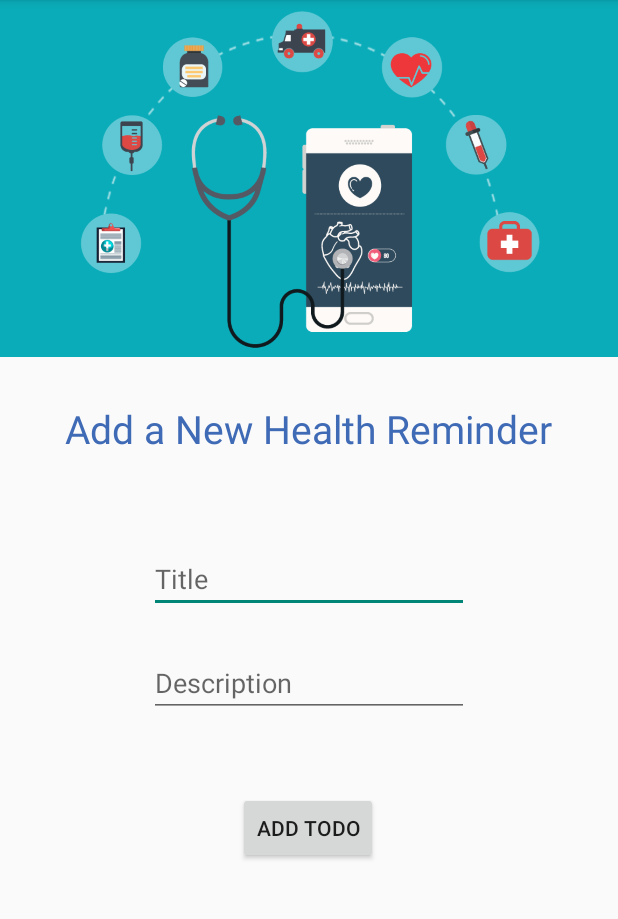
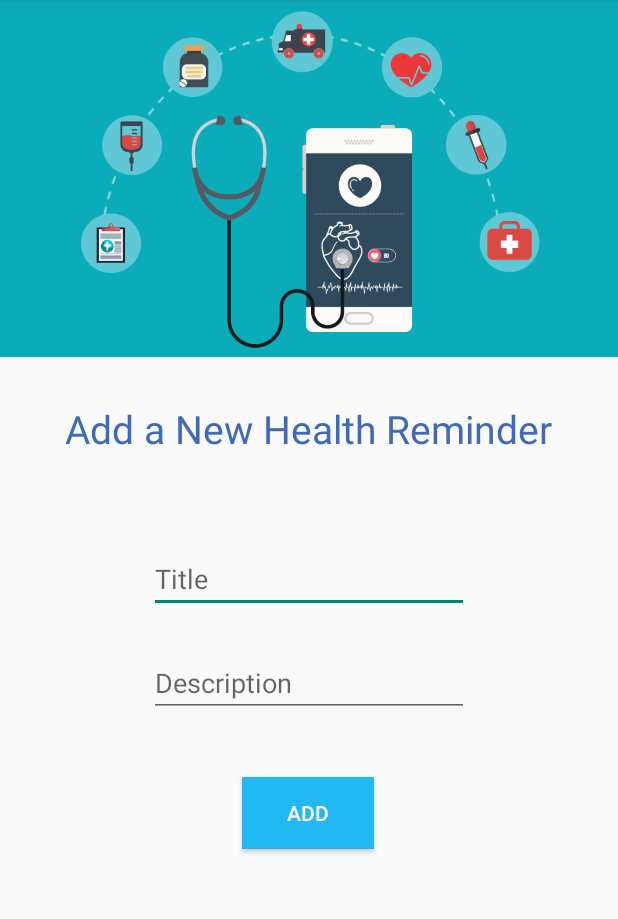
Before and after one commit to VenuraHapugala/EaseAssistantApp, an Android app: the AddToDoHealth screen opened directly, with no data from a screen before it, on a phone screen of 412 x 824 dp, the part 84-1003 px from its top. Run offline under Robolectric (Android 15) with nearby library versions, the phone set to English and light mode, and no system bars.

Commit message:
Add to do xml page changes -venura

```diff
--- a/app/src/main/res/layout/activity_add_to_do_health.xml
+++ b/app/src/main/res/layout/activity_add_to_do_health.xml
@@ -58,8 +58,10 @@
         android:id="@+id/buttonAddh"
         android:layout_width="wrap_content"
         android:layout_height="wrap_content"
-        android:layout_marginTop="50dp"
-        android:text="Add ToDo"
+        android:layout_marginTop="40dp"
+        android:background="#21B8F3"
+        android:text="Add"
+        android:textColor="#FFFFFF"
         app:layout_constraintEnd_toEndOf="parent"
         app:layout_constraintHorizontal_bias="0.498"
         app:layout_constraintStart_toStartOf="parent"
--- a/app/src/main/res/layout/activity_bmi_page.xml
+++ b/app/src/main/res/layout/activity_bmi_page.xml
@@ -70,7 +70,7 @@
     <Button
         android:id="@+id/button3"
         android:layout_width="200dp"
-        android:layout_height="70dp"
+        android:layout_height="50dp"
         android:layout_marginTop="5dp"
         android:background="#3A9BE8"
         android:onClick="calculateBMI"
```
